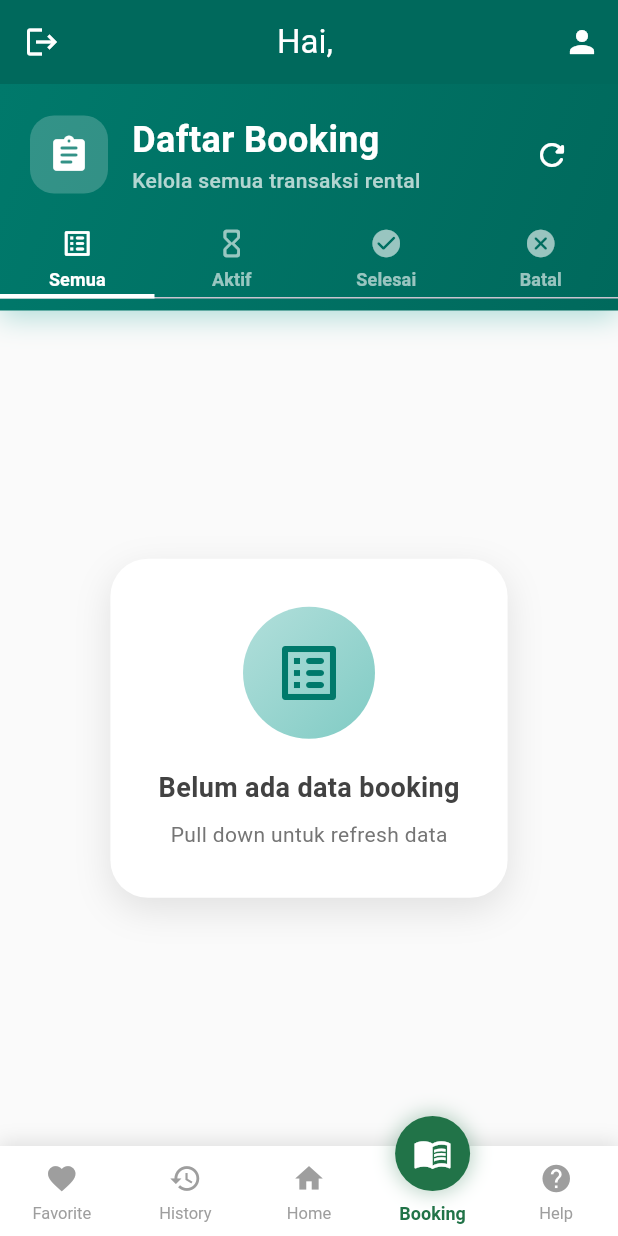
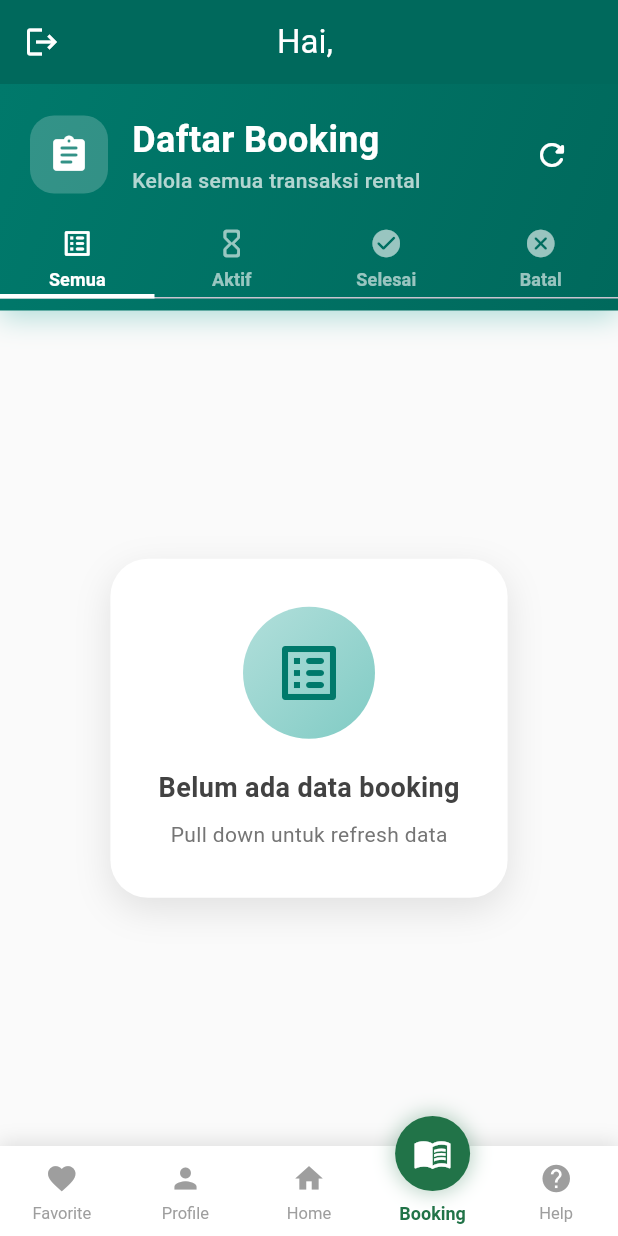
Before and after one commit to aruma19/RentCar-Mobile, a Flutter app: the Dashboard screen opened directly, item 4 of the bottom bar chosen, on a phone screen of 412 x 824 dp. Run offline on Flutter 3.47's test engine with Material 3 defaults, Android fonts, the phone set to English and light mode, and no system bars; our stand-ins replace hive, hive_flutter, shared_preferences; accounts and stored records are empty; network calls fail.

Commit message:
Memperbaiki nomor 1 dan 4

```diff
--- a/lib/main.dart
+++ b/lib/main.dart
@@ -1,10 +1,8 @@
 import 'package:flutter/material.dart';
 import 'package:hive_flutter/hive_flutter.dart';
 import 'package:project_133_165/pages/WelcomePage.dart';
-import 'package:project_133_165/pages/BookPage.dart';
 import 'package:project_133_165/models/User.dart';
 import 'package:project_133_165/models/book.dart'; // Gunakan nama file huruf kecil
-
 void main() async {
   WidgetsFlutterBinding.ensureInitialized();
   await Hive.initFlutter();
--- a/lib/pages/Dashboard.dart
+++ b/lib/pages/Dashboard.dart
@@ -2,7 +2,6 @@ import 'package:flutter/material.dart';
 import 'package:http/http.dart' as http;
 import 'bookList.dart';
 import 'helpPage.dart';
-import 'historyBook.dart';
 import 'Favorite.dart';
 import 'package:project_133_165/widgets/bottom_nav_bar.dart';
 import 'dart:convert';
@@ -27,7 +26,7 @@ class _DashboardState extends State<Dashboard> with TickerProviderStateMixin {
 
   final List<Widget> _pages = [
     FavoritesPage(),
-    HistoryBookPage(),
+    EditUserPage(),
     const SizedBox(),
     BookPage(),
     HelpPage(),
@@ -208,17 +207,6 @@ class _DashboardState extends State<Dashboard> with TickerProviderStateMixin {
     }
   }
 
-  void _navigateToEditUser() async {
-    final result = await Navigator.push(
-      context,
-      MaterialPageRoute(builder: (context) => const EditUserPage()),
-    );
-
-    if (result == true) {
-      _loadUsername();
-    }
-  }
-
   String _formatCurrency(double amount) {
     return 'Rp ${amount.toStringAsFixed(0).replaceAllMapped(
           RegExp(r'(\d{1,3})(?=(\d{3})+(?!\d))'),
@@ -249,14 +237,6 @@ class _DashboardState extends State<Dashboard> with TickerProviderStateMixin {
           onPressed: _logout,
           color: Colors.white,
         ),
-        actions: [
-          IconButton(
-            icon: const Icon(Icons.person),
-            onPressed: _navigateToEditUser,
-            color: Colors.white,
-            tooltip: 'Edit Profil',
-          ),
-        ],
       ),
       body: _selectedIndex == 2
           ? Column(
--- a/lib/pages/EditUserPage.dart
+++ b/lib/pages/EditUserPage.dart
@@ -1,6 +1,7 @@
 import 'package:flutter/material.dart';
 import 'package:hive/hive.dart';
 import 'package:shared_preferences/shared_preferences.dart';
+import 'Dashboard.dart';
 
 class EditUserPage extends StatefulWidget {
   const EditUserPage({super.key});
--- a/lib/widgets/bottom_nav_bar.dart
+++ b/lib/widgets/bottom_nav_bar.dart
@@ -57,7 +57,7 @@ class _BottomNavBarState extends State<BottomNavBar> with SingleTickerProviderSt
           child: Row(
             children: [
               _buildNavItem(0, Icons.favorite, 'Favorite'),
-              _buildNavItem(1, Icons.history, 'History'),
+              _buildNavItem(1, Icons.person, 'Profile'),
               _buildNavItem(2, Icons.home, 'Home'),
               _buildNavItem(3, Icons.library_add_check_outlined, 'Booking'),
               _buildNavItem(4, Icons.help, 'Help'),
@@ -113,7 +113,7 @@ class _BottomNavBarState extends State<BottomNavBar> with SingleTickerProviderSt
       case 0:
         return Icons.group;
       case 1:
-        return Icons.history;
+        return Icons.person;
       case 2:
         return Icons.home;
       case 3:
```
Also changed, not shown: lib/pages/Register.dart (+1 -29 lines), lib/pages/bookList.dart (+29 -17 lines).
